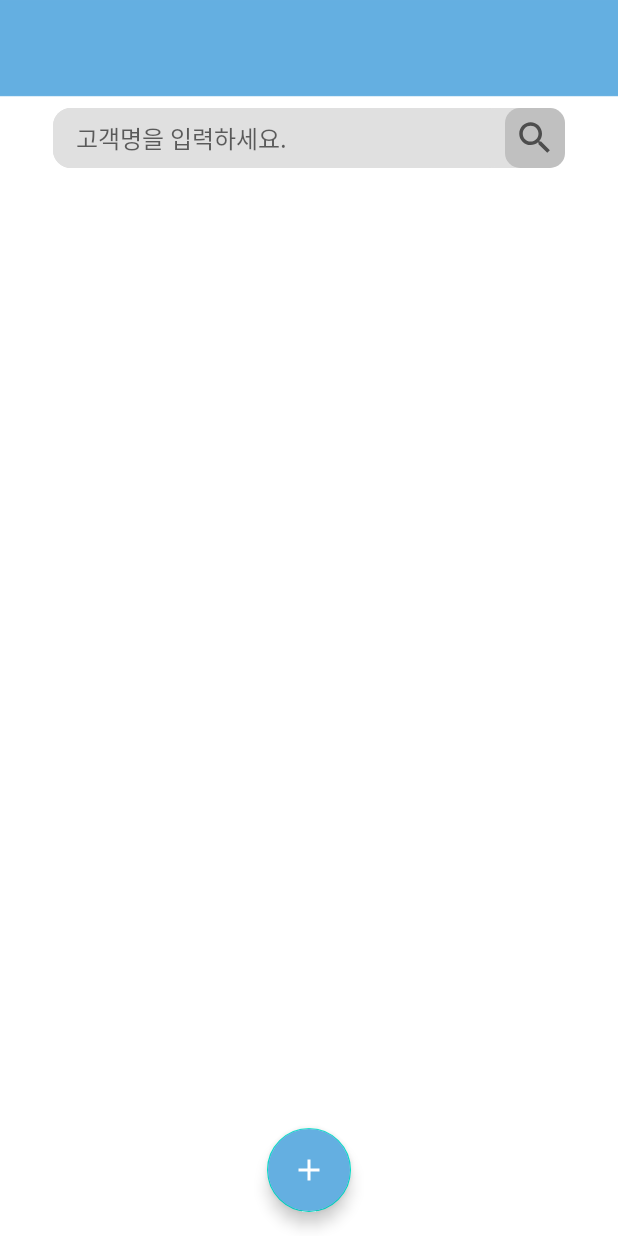
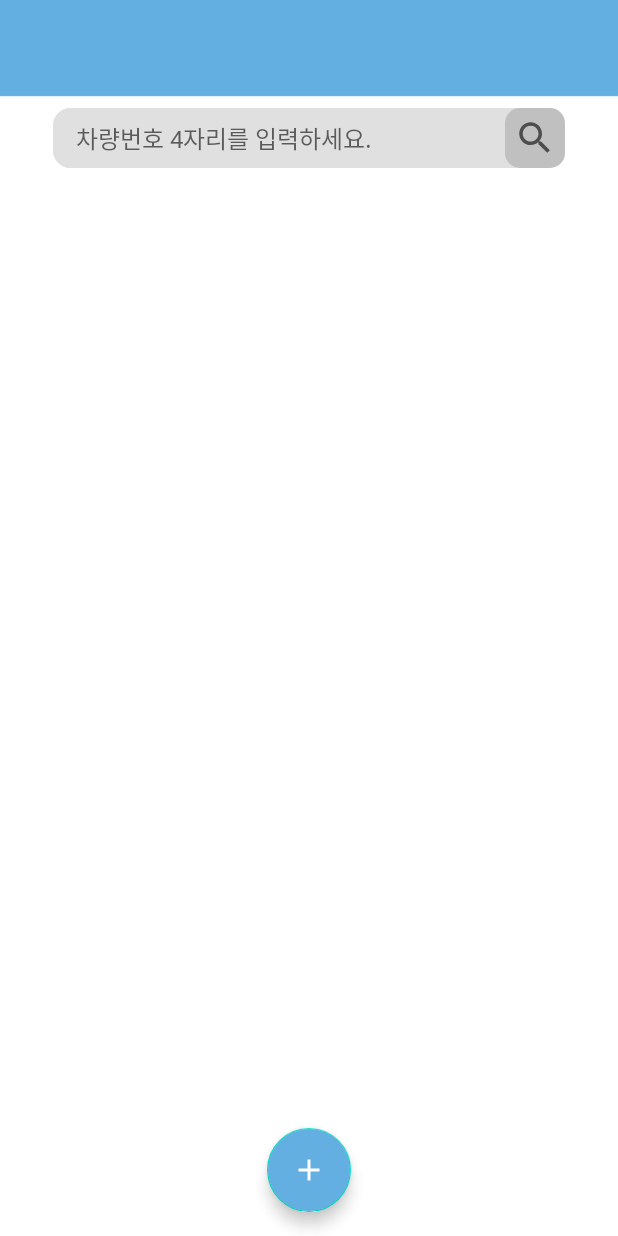
Before and after one commit to wnsdn2186/PMS-Parking-Management-System-, an Android app: the ManageCustomer screen opened directly, with no data from a screen before it, on a phone screen of 412 x 824 dp. Run offline under Robolectric (Android 15) with nearby library versions, the phone set to English and light mode, and no system bars; 1 statement that could not run was skipped.

Commit message:
#7 commit
1. 수정/삭제 버튼 추가

```diff
--- a/app/src/main/java/com/example/pms/CustomerAdapter.java
+++ b/app/src/main/java/com/example/pms/CustomerAdapter.java
@@ -33,7 +33,7 @@ public class CustomerAdapter extends RecyclerView.Adapter<CustomerAdapter.Custom
             this.idx = (TextView) view.findViewById(R.id.cusIdx);
             this.name = (TextView) view.findViewById(R.id.cusName);
             this.cnum = (TextView) view.findViewById(R.id.cusCnum);
-            this.rdate = (TextView) view.findViewById(R.id.cusSdate);
+            //this.rdate = (TextView) view.findViewById(R.id.cusSdate);
         }
     }
 
@@ -49,7 +49,7 @@ public class CustomerAdapter extends RecyclerView.Adapter<CustomerAdapter.Custom
         viewholder.idx.setText(String.valueOf(position + 1));
         viewholder.name.setText(cList.get(position).getName());
         viewholder.cnum.setText(cList.get(position).getCnum());
-        viewholder.rdate.setText(cList.get(position).getRdate());
+//        viewholder.rdate.setText(cList.get(position).getRdate());
     }
 
     @Override
--- a/app/src/main/res/layout/activity_manage_customer.xml
+++ b/app/src/main/res/layout/activity_manage_customer.xml
@@ -31,7 +31,7 @@
                     android:textColor="#FFF"
                     android:textSize="23dp"
                     android:textAlignment="center"
-                    android:fontFamily="@font/bmhanna_11yrs_ttf"
+                    android:fontFamily="@font/font"
                     android:textStyle="bold"/>
 
                 <LinearLayout
@@ -51,14 +51,15 @@
                         android:layout_weight="1"
                         android:layout_below="@id/customerManage_title"
                         android:background="@drawable/rectangle"
-                        android:hint="고객명을 입력하세요."
+                        android:hint="차량번호 4자리를 입력하세요."
                         android:imeOptions="actionSearch"
-                        android:inputType="text"
+                        android:inputType="number"
+                        android:digits="0123456789"
                         android:paddingStart="15dp"
                         android:textColor="@color/black"
                         android:textSize="16dp"
                         android:importantForAutofill="no"
-                        android:fontFamily="@font/bmhanna_11yrs_ttf"/>
+                        android:fontFamily="@font/font"/>
 
                     <ImageView
                         android:id="@+id/search_btn"
```
Also changed, not shown: app/src/main/res/drawable/ic_delete.xml (added, +10 -0 lines), app/src/main/res/drawable/ic_edit.xml (added, +10 -0 lines), app/src/main/res/layout/customer_list.xml (+37 -16 lines).
